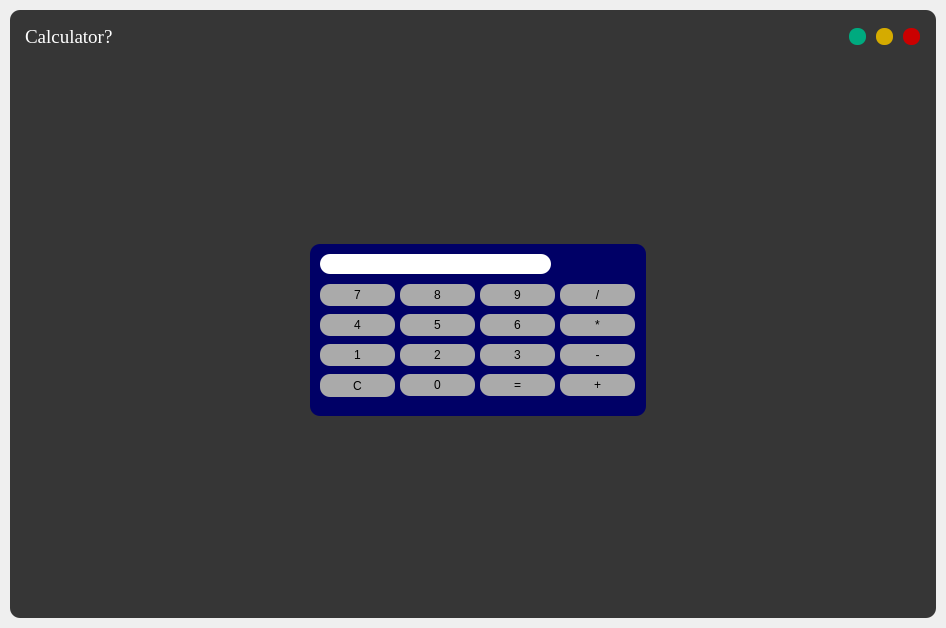
First picture: the form in main_window/ui_main.ui, repository HSU-S21-CS232/P03-mc683, before the edit.
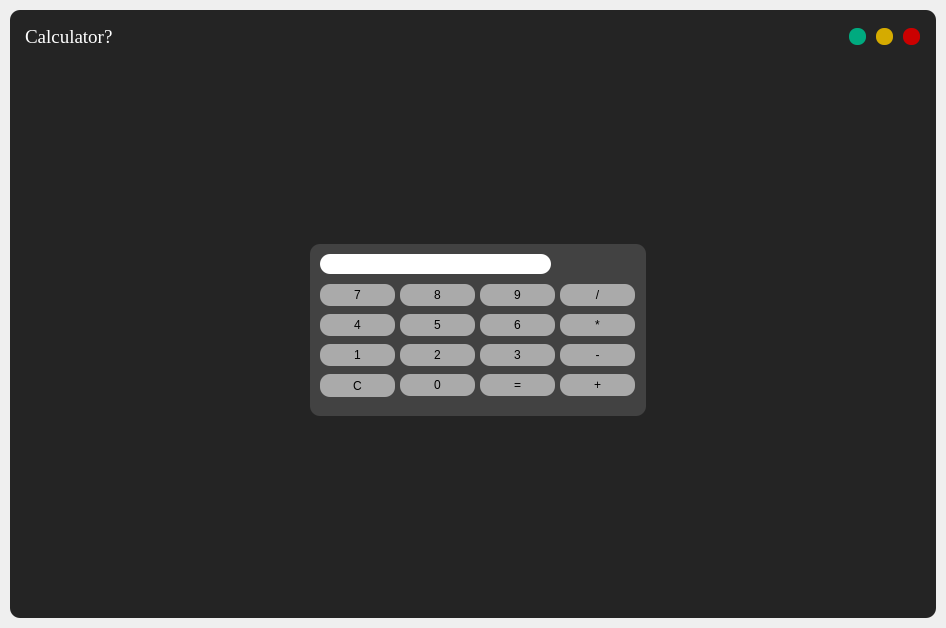
Second picture: the form after the edit.

Commit message: Changed the colors of window background and calc background.

Patch:
```diff
--- a/main_window/ui_main.ui
+++ b/main_window/ui_main.ui
@@ -33,7 +33,7 @@
     <item>
      <widget class="QFrame" name="drop_shadow_frame">
       <property name="styleSheet">
-       <string notr="true">background-color: rgb(54, 54, 54);
+       <string notr="true">background-color: rgb(36, 36, 36);
 border-radius: 10px;</string>
       </property>
       <property name="frameShape">
@@ -275,7 +275,7 @@
            </rect>
           </property>
           <property name="styleSheet">
-           <string notr="true">background-color: rgb(0, 0, 102);</string>
+           <string notr="true">background-color: rgb(66, 66, 66);</string>
           </property>
           <property name="frameShape">
            <enum>QFrame::StyledPanel</enum>
```
